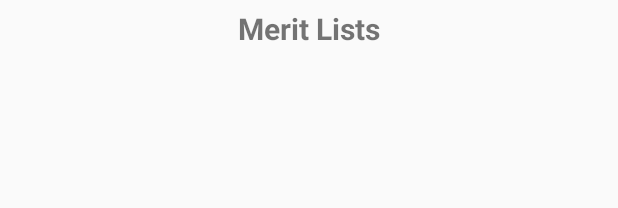
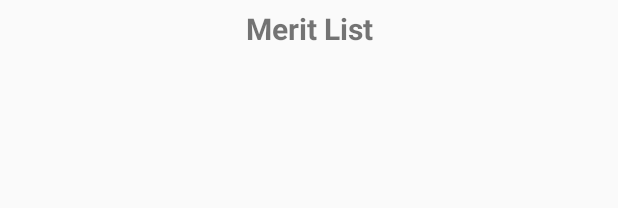
Before and after one commit to zeeshanjaved/Fyp_App, an Android app: the layout activity_record_view.xml on its own in the app's theme, with its tools: preview values and no code run, on a phone screen of 412 x 824 dp. Shown: the top 208 px of the screen. Run offline under Robolectric (Android 15) with nearby library versions, the phone set to English and light mode, and no system bars.

Commit message:
version1.2

```diff
--- a/app/src/main/res/layout/activity_record_view.xml
+++ b/app/src/main/res/layout/activity_record_view.xml
@@ -12,7 +12,7 @@
         android:layout_width="match_parent"
         android:layout_height="wrap_content"
         android:id="@+id/meritlist"
-        android:text="Merit Lists"
+        android:text="Merit List"
         android:textSize="20sp"
         android:layout_marginTop="5dp"
         android:layout_marginBottom="5dp"
```
